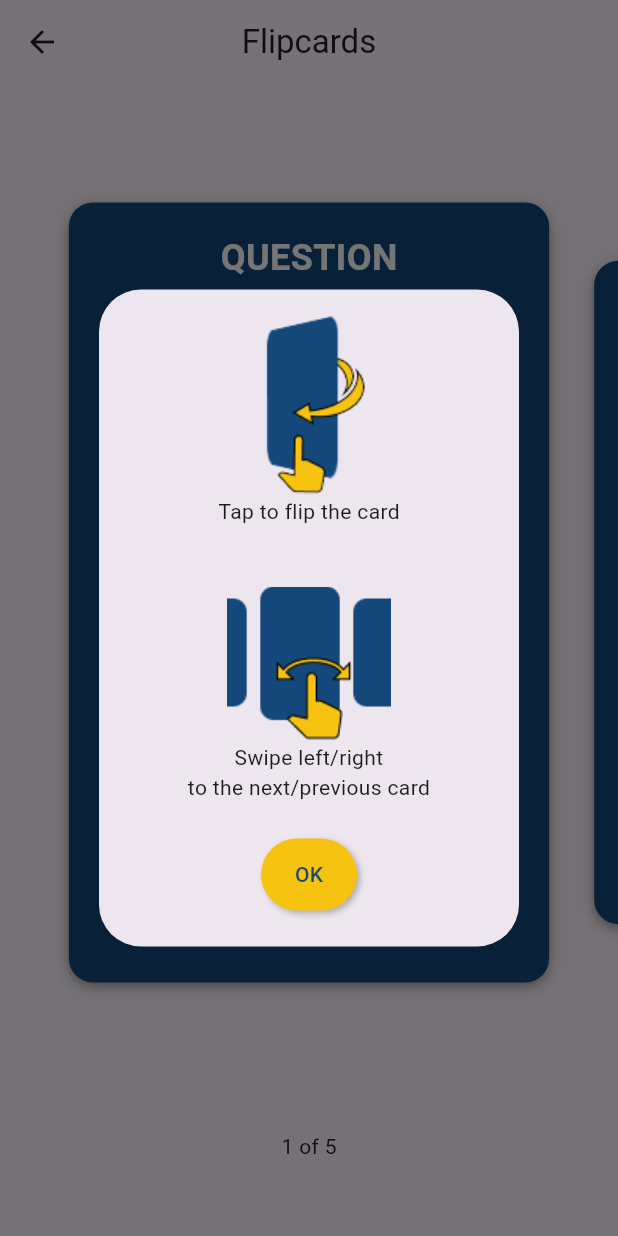
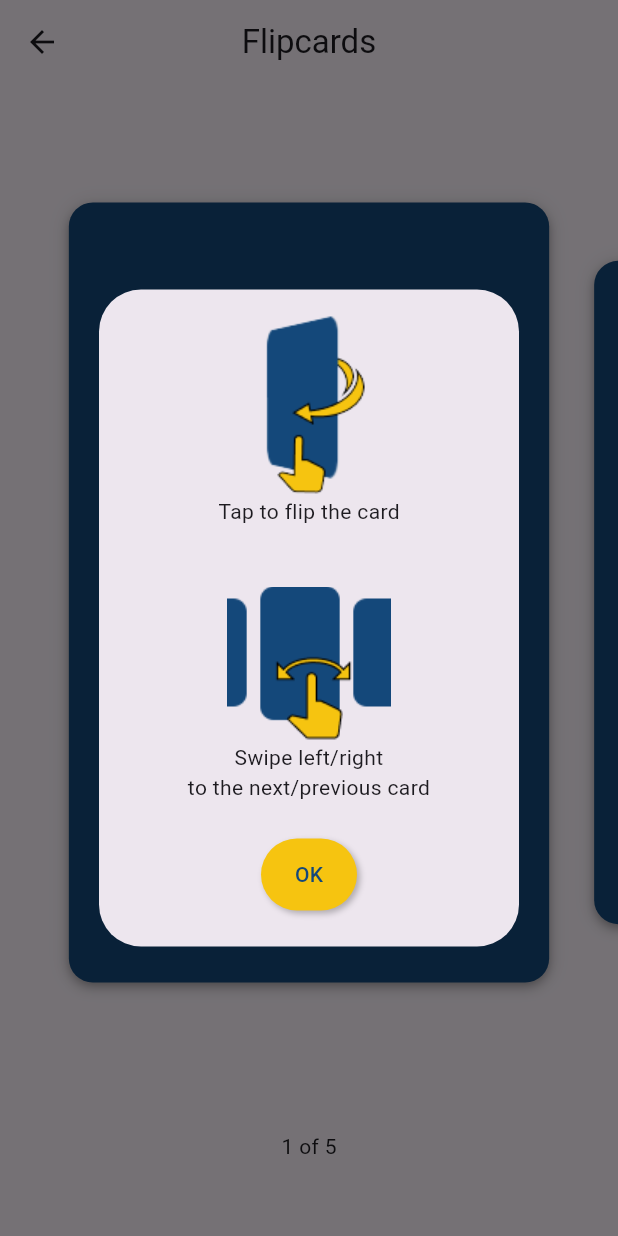
Before and after one commit to jhiven/toefl-app, a Flutter app: the FlipcardScreen screen opened directly, on a phone screen of 412 x 824 dp. Run offline on Flutter 3.47's test engine with Material 3 defaults, Android fonts, the light colour scheme and no system bars; drawn by our look-alikes of carousel_slider, flip_card; our stand-ins replace audioplayers, bloc, bot_toast, equatable, flutter_bloc, supabase_flutter; accounts and stored records are empty.

Commit message:
UI: Isi flipcard

```diff
--- a/lib/learn/pages/flipcard_screen.dart
+++ b/lib/learn/pages/flipcard_screen.dart
@@ -71,12 +71,18 @@ class _FlipcardScreenState extends State<FlipcardScreen> {
                       key: keyList[index],
                       flipOnTouch: disableFlip(index),
                       front: FlipcardWidget(
-                        title: 'QUESTION',
+                        title: ' ',
+                        content: 'trend',
                         color: Color.fromRGBO(20, 72, 122, 1),
+                        textColor: Colors.white,
+                        contentSize: 40,
                       ),
                       back: FlipcardWidget(
-                        title: 'ANSWER',
+                        title: 'tren',
+                        content: "nomina: gaya mutakhir\n\nverb: the direction or way in which something is changing\n\nToday's computer culture is trending toward more touch-screen technology.",
                         color: Color.fromRGBO(246, 196, 16, 1),
+                        textColor: Colors.black,
+                        contentSize: 17,
                       ),
                     ),
                   );
--- a/lib/learn/widget/flipcard_widget.dart
+++ b/lib/learn/widget/flipcard_widget.dart
@@ -1,10 +1,14 @@
 import 'package:flutter/material.dart';
+import 'package:flutter/widgets.dart';
 
 class FlipcardWidget extends StatelessWidget {
   final String title;
   final Color color;
+  final Color textColor;
+  final String content;
+  final double contentSize;
 
-  const FlipcardWidget({super.key, required this.title, required this.color});
+  const FlipcardWidget({super.key, required this.title, required this.color, required this.textColor, required this.content, required this.contentSize});
 
   @override
   Widget build(BuildContext context) {
@@ -20,23 +24,24 @@ class FlipcardWidget extends StatelessWidget {
           boxShadow: kElevationToShadow[4],
         ),
         child: Column(
+          crossAxisAlignment: CrossAxisAlignment.start,
           children: [
             Text(
               title,
               style: TextStyle(
                 fontWeight: FontWeight.bold,
                 fontSize: 24,
-                color: Colors.white,
+                color: textColor,
               ),
             ),
             Expanded(
               child: Center(
                 child: Text(
-                  'Content of the card',
+                  content,
                   style: TextStyle(
                     fontWeight: FontWeight.bold,
-                    fontSize: 20,
-                    color: Colors.white,
+                    fontSize: contentSize,
+                    color: textColor,
                   ),
                 ),
               ),
```
